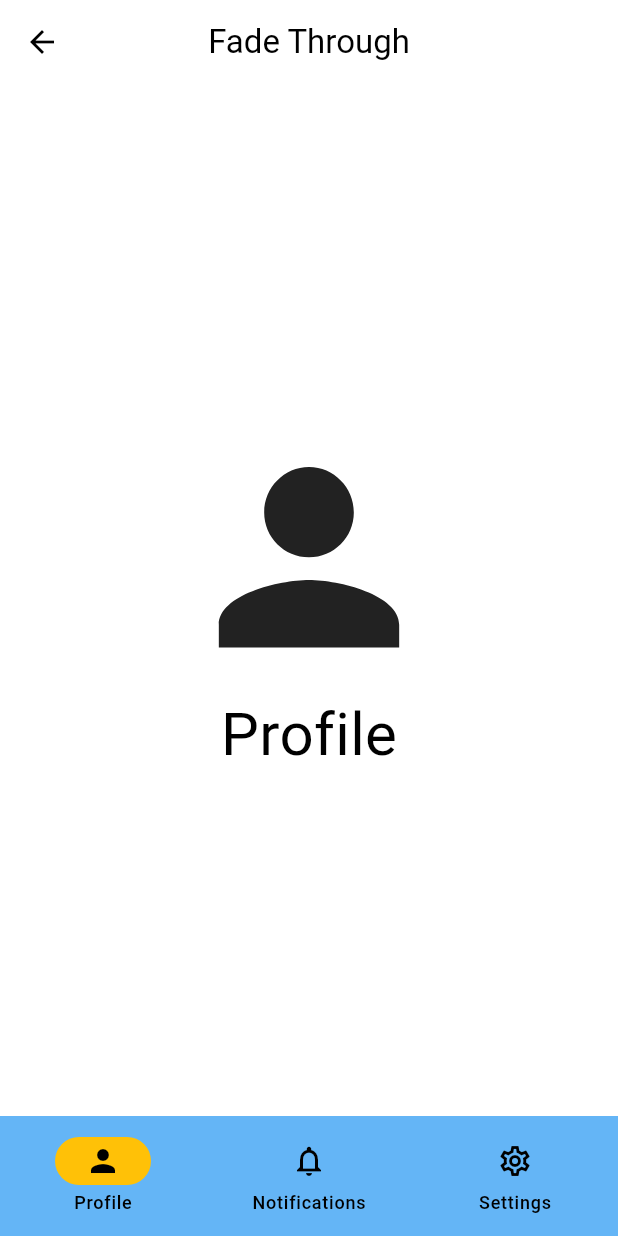
After one commit to yongyong-john/animation_class, a Flutter app: the screen it shows after launch, after a tap on "Fade Through", on a phone screen of 412 x 824 dp. The commit adds this screen. Run offline on Flutter 3.47's test engine with Material 3 defaults, Android fonts, the phone set to English and light mode, and no system bars; our stand-ins replace rive.

Commit message:
feat: update Material Motion section code.

```diff
--- a/lib/main.dart
+++ b/lib/main.dart
@@ -20,6 +20,11 @@ class MyApp extends StatelessWidget {
           primary: Colors.blue,
         ),
         useMaterial3: true,
+        navigationBarTheme: NavigationBarThemeData(
+          backgroundColor: Colors.blue.shade300,
+          indicatorColor: Colors.amber,
+          labelBehavior: NavigationDestinationLabelBehavior.alwaysShow,
+        ),
       ),
       home: const MenuScreen(),
     );
--- /dev/null
+++ b/lib/screens/fade_through_screen.dart
@@ -0,0 +1,103 @@
+import 'package:animations/animations.dart';
+import 'package:flutter/material.dart';
+
+class FadeThroughScreen extends StatefulWidget {
+  const FadeThroughScreen({super.key});
+
+  @override
+  State<FadeThroughScreen> createState() => _FadeThroughScreenState();
+}
+
+class _FadeThroughScreenState extends State<FadeThroughScreen> {
+  int _index = 0;
+
+  void _onNewDestination(int index) {
+    setState(() {
+      _index = index;
+    });
+  }
+
+  @override
+  Widget build(BuildContext context) {
+    return Scaffold(
+      appBar: AppBar(
+        title: Text('Fade Through'),
+      ),
+      body: PageTransitionSwitcher(
+        duration: Duration(seconds: 1),
+        transitionBuilder: (child, primaryAnimation, secondaryAnimation) => FadeThroughTransition(
+          animation: primaryAnimation,
+          secondaryAnimation: secondaryAnimation,
+          child: child,
+        ),
+        child: [
+          NavigationPage(
+            key: ValueKey(0),
+            text: "Profile",
+            icon: Icons.person,
+          ),
+          NavigationPage(
+            key: ValueKey(1),
+            text: "Notifications",
+            icon: Icons.notifications,
+          ),
+          NavigationPage(
+            key: ValueKey(2),
+            text: "Settings",
+            icon: Icons.settings,
+          ),
+        ][_index],
+      ),
+      bottomNavigationBar: NavigationBar(
+        selectedIndex: _index,
+        onDestinationSelected: _onNewDestination,
+        destinations: [
+          NavigationDestination(
+            selectedIcon: Icon(Icons.person),
+            icon: Icon(Icons.person_outline),
+            label: "Profile",
+          ),
+          NavigationDestination(
+            selectedIcon: Icon(Icons.notifications),
+            icon: Icon(Icons.notifications_outlined),
+            label: "Notifications",
+          ),
+          NavigationDestination(
+            selectedIcon: Icon(Icons.settings),
+            icon: Icon(Icons.settings_outlined),
+            label: "Settings",
+          ),
+        ],
+      ),
+    );
+  }
+}
+
+class NavigationPage extends StatelessWidget {
+  final String text;
+  final IconData icon;
+  const NavigationPage({super.key, required this.text, required this.icon});
+
+  @override
+  Widget build(BuildContext context) {
+    return Scaffold(
+      body: Center(
+        child: Column(
+          mainAxisAlignment: MainAxisAlignment.center,
+          children: [
+            Icon(
+              icon,
+              size: 180,
+            ),
+            Text(
+              text,
+              style: TextStyle(
+                fontSize: 40,
+              ),
+            ),
+          ],
+        ),
+      ),
+    );
+  }
+}
--- a/lib/screens/menu_screen.dart
+++ b/lib/screens/menu_screen.dart
@@ -1,9 +1,12 @@
 import 'package:flutter/material.dart';
 import 'package:flutter_animations_masterclass/screens/apple_watch_screen.dart';
+import 'package:flutter_animations_masterclass/screens/container_transform_screen.dart';
 import 'package:flutter_animations_masterclass/screens/explicit_animations_screen.dart';
+import 'package:flutter_animations_masterclass/screens/fade_through_screen.dart';
 import 'package:flutter_animations_masterclass/screens/implicit_animations_screen.dart';
 import 'package:flutter_animations_masterclass/screens/music_player_screen.dart';
 import 'package:flutter_animations_masterclass/screens/rive_screen.dart';
+import 'package:flutter_animations_masterclass/screens/shared_axis_screen.dart';
 import 'package:flutter_animations_masterclass/screens/swiping_cards_screen.dart';
 
 class MenuScreen extends StatelessWidget {
@@ -99,6 +102,42 @@ class MenuScreen extends StatelessWidget {
             SizedBox(
               height: 10,
             ),
+            ElevatedButton(
+              onPressed: () {
+                _goToPage(
+                  context,
+                  ContainerTransformScreen(),
+                );
+              },
+              child: Text('Conatiner Transform'),
+            ),
+            SizedBox(
+              height: 10,
+            ),
+            ElevatedButton(
+              onPressed: () {
+                _goToPage(
+                  context,
+                  SharedAxisScreen(),
+                );
+              },
+              child: Text('Shared Axis'),
+            ),
+            SizedBox(
+              height: 10,
+            ),
+            ElevatedButton(
+              onPressed: () {
+                _goToPage(
+                  context,
+                  FadeThroughScreen(),
+                );
+              },
+              child: Text('Fade Through'),
+            ),
+            SizedBox(
+              height: 10,
+            ),
           ],
         ),
       ),
--- a/pubspec.yaml
+++ b/pubspec.yaml
@@ -36,6 +36,7 @@ dependencies:
   cupertino_icons: ^1.0.8
   lottie: ^2.3.2
   rive: 0.11.1
+  animations: 2.0.7
 
 dev_dependencies:
   flutter_test:
```
Also changed, not shown: lib/screens/container_transform_screen.dart (added, +113 -0 lines), lib/screens/shared_axis_screen.dart (added, +62 -0 lines), pubspec.lock.
